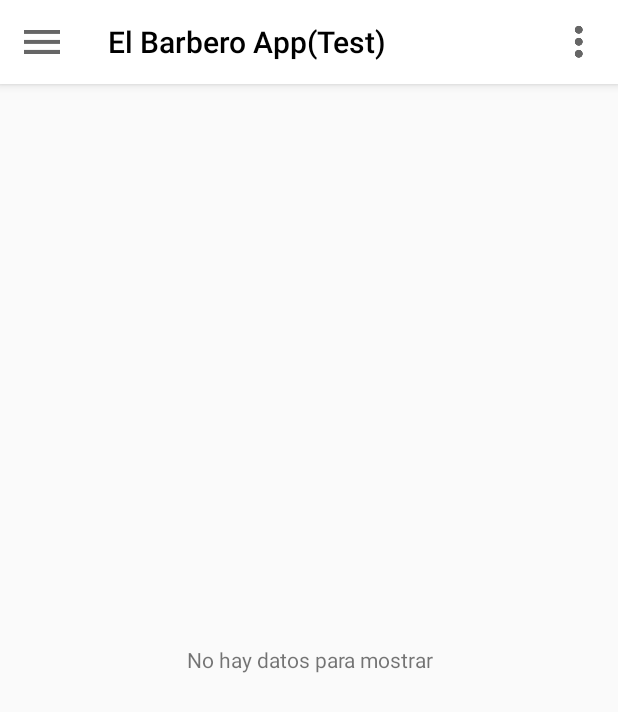
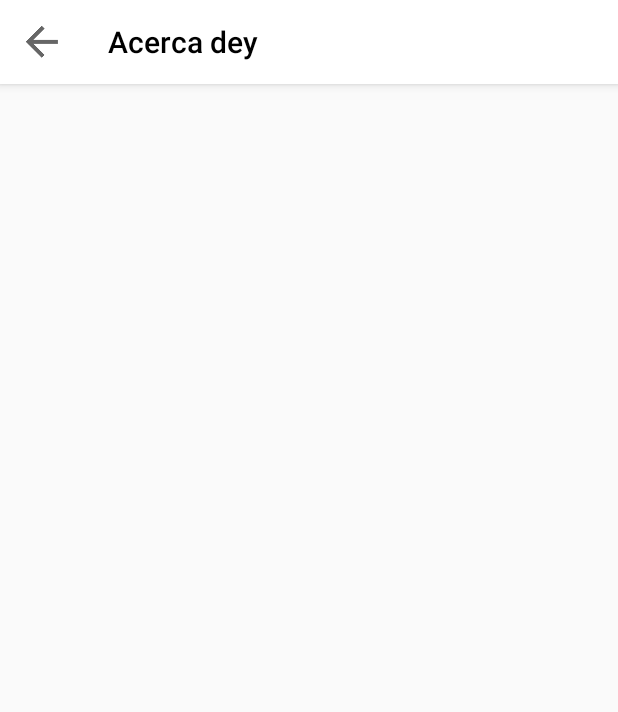
Before and after one commit to adam3497/el_barbero_project, an Android app: the screen it shows after launch (MainActivity before the commit, AboutActivity after it), in the options menu, after a tap on "Acerca de", on a phone screen of 412 x 824 dp. Shown: the top 712 px of the screen. Run offline under Robolectric (Android 15) with nearby library versions, the light colour scheme and no system bars; libraries missing offline, so code that uses them is left out: com.github.snowdream.android.

Commit message:
Se agregan las pantallas de Programar cita y de acerca de

```diff
--- /dev/null
+++ b/app/src/main/java/develop/elbarberoapptest/AboutActivity.java
@@ -0,0 +1,31 @@
+package develop.elbarberoapptest;
+
+import android.graphics.PorterDuff;
+import android.graphics.drawable.Drawable;
+import android.os.Bundle;
+import android.support.design.widget.FloatingActionButton;
+import android.support.design.widget.Snackbar;
+import android.support.v7.app.AppCompatActivity;
+import android.support.v7.widget.Toolbar;
+import android.view.View;
+
+public class AboutActivity extends AppCompatActivity {
+
+    @Override
+    protected void onCreate(Bundle savedInstanceState) {
+        super.onCreate(savedInstanceState);
+        setContentView(R.layout.activity_about);
+        Toolbar toolbar = (Toolbar) findViewById(R.id.toolbar);
+        toolbar.setTitle(getResources().getString(R.string.title_activity_about));
+        toolbar.setTitleTextColor(getResources().getColor(R.color.black));
+        setSupportActionBar(toolbar);
+
+        getSupportActionBar().setHomeButtonEnabled(true);
+        getSupportActionBar().setDisplayHomeAsUpEnabled(true);
+
+        final Drawable upArrow = getResources().getDrawable(R.drawable.ic_up_arrow);
+        upArrow.setColorFilter(getResources().getColor(R.color.black), PorterDuff.Mode.SRC_ATOP);
+        getSupportActionBar().setHomeAsUpIndicator(upArrow);
+    }
+
+}
--- a/app/src/main/java/develop/elbarberoapptest/MainActivity.java
+++ b/app/src/main/java/develop/elbarberoapptest/MainActivity.java
@@ -200,12 +200,16 @@ public class MainActivity extends AppCompatActivity
                 startActivity(productos);
                 break;
             case R.id.nav_date:
+                Intent date = new Intent(getApplicationContext(), ProgramDate.class);
+                startActivity(date);
                 break;
             case R.id.nav_settings:
                 Intent settings = new Intent(getApplicationContext(), SettingsActivity.class);
                 startActivity(settings);
                 break;
             case R.id.nav_about:
+                Intent about = new Intent(getApplicationContext(), AboutActivity.class);
+                startActivity(about);
                 break;
         }
 
@@ -231,7 +235,8 @@ public class MainActivity extends AppCompatActivity
                 Toast.makeText(this, "Contacto se está mostrando", Toast.LENGTH_SHORT).show();
                 break;
             case R.id.opt_about:
-                Toast.makeText(this, "About se está mostrando", Toast.LENGTH_SHORT).show();
+                Intent about = new Intent(getApplicationContext(), AboutActivity.class);
+                startActivity(about);
                 break;
         }
         return super.onOptionsItemSelected(item);
--- /dev/null
+++ b/app/src/main/res/layout/activity_about.xml
@@ -0,0 +1,25 @@
+<?xml version="1.0" encoding="utf-8"?>
+<android.support.design.widget.CoordinatorLayout xmlns:android="http://schemas.android.com/apk/res/android"
+    xmlns:app="http://schemas.android.com/apk/res-auto"
+    xmlns:tools="http://schemas.android.com/tools"
+    android:layout_width="match_parent"
+    android:layout_height="match_parent"
+    tools:context="develop.elbarberoapptest.AboutActivity">
+
+    <android.support.design.widget.AppBarLayout
+        android:layout_width="match_parent"
+        android:layout_height="wrap_content"
+        android:theme="@style/AppTheme.AppBarOverlay">
+
+        <android.support.v7.widget.Toolbar
+            android:id="@+id/toolbar"
+            android:layout_width="match_parent"
+            android:layout_height="?attr/actionBarSize"
+            android:background="?attr/colorPrimary"
+            app:popupTheme="@style/AppTheme.PopupOverlay" />
+
+    </android.support.design.widget.AppBarLayout>
+
+    <include layout="@layout/content_about" />
+
+</android.support.design.widget.CoordinatorLayout>
--- /dev/null
+++ b/app/src/main/res/layout/content_about.xml
@@ -0,0 +1,11 @@
+<?xml version="1.0" encoding="utf-8"?>
+<android.support.constraint.ConstraintLayout xmlns:android="http://schemas.android.com/apk/res/android"
+    xmlns:app="http://schemas.android.com/apk/res-auto"
+    xmlns:tools="http://schemas.android.com/tools"
+    android:layout_width="match_parent"
+    android:layout_height="match_parent"
+    app:layout_behavior="@string/appbar_scrolling_view_behavior"
+    tools:context="develop.elbarberoapptest.AboutActivity"
+    tools:showIn="@layout/activity_about">
+
+</android.support.constraint.ConstraintLayout>
--- a/app/src/main/res/values/strings.xml
+++ b/app/src/main/res/values/strings.xml
@@ -66,4 +66,6 @@
     <string name="pref_opt_send_notf_mov_summary">Recivir notificaciones de esta empresa</string>
 
     <string name="cancel_button">Cancelar</string>
+    <string name="title_activity_program_date">Programar cita</string>
+    <string name="title_activity_about">Acerca dey</string>
 </resources>
```
Also changed, not shown: app/src/main/AndroidManifest.xml (+18 -0 lines), app/src/main/java/develop/elbarberoapptest/ProgramDate.java (added, +28 -0 lines), app/src/main/res/layout/activity_program_date.xml (added, +25 -0 lines), app/src/main/res/layout/content_program_date.xml (added, +11 -0 lines).
